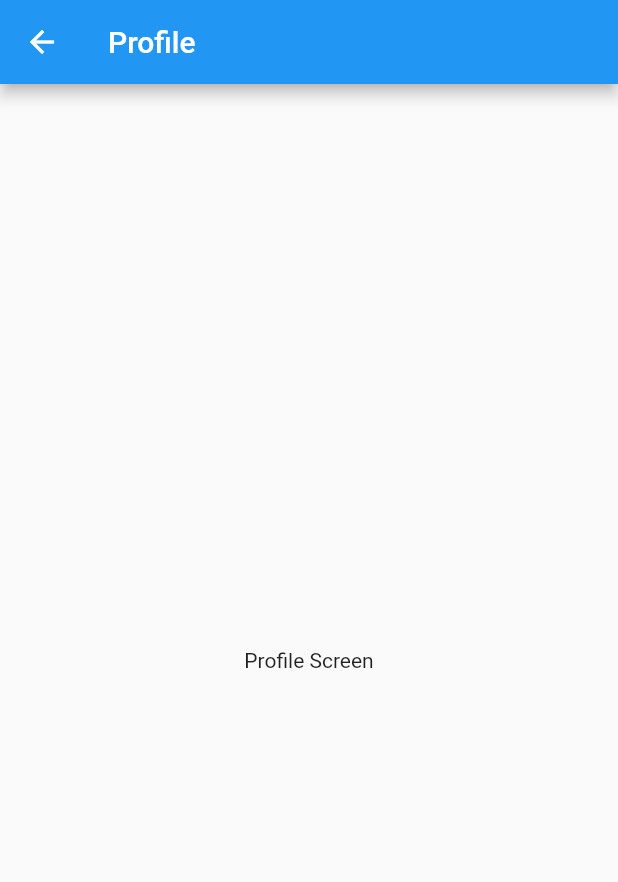
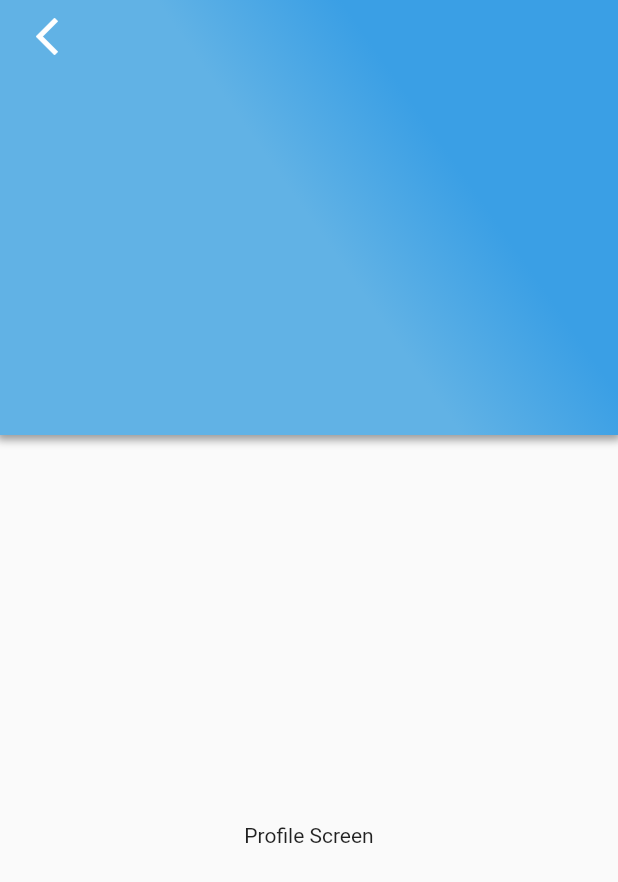
Before and after one commit to xlreon/gymBeam, a Flutter app: the ProfileScreen screen opened by its route, on a phone screen of 412 x 824 dp. Shown: the top 882 px of the screen. Run offline on Flutter 3.47's test engine with Material 2 defaults, Android fonts, the phone set to English and light mode, and no system bars.

Commit message:
Added profileBanner for profile screen and handled back button tap.

```diff
--- /dev/null
+++ b/lib/components/profileBanner.dart
@@ -0,0 +1,89 @@
+import 'package:flutter/material.dart';
+import '../components/resources/BannerColors.dart';
+
+class ProfileBanner extends StatefulWidget {
+  @override
+  ProfileBannerState createState() => new ProfileBannerState();
+}
+
+class ProfileBannerState extends State<ProfileBanner> {
+@override
+  Widget build(BuildContext context) {
+    final topPadding = MediaQuery
+        .of(context)
+        .padding
+        .top;
+
+    const headerHeight = 290.0;
+
+    return new Container(
+      height: headerHeight,
+      decoration: new BoxDecoration(
+        color: BannerColors.primaryColor,
+        boxShadow: <BoxShadow>[
+          new BoxShadow(spreadRadius: 2.0,
+              blurRadius: 4.0,
+              offset: new Offset(0.0, 1.0),
+              color: Colors.black38),
+        ],
+      ),
+      child: new Stack(
+        fit: StackFit.expand,
+        children: <Widget>[
+          // linear gradient
+          new Container(
+            height: headerHeight,
+            decoration: new BoxDecoration(
+              gradient: new LinearGradient(
+                  colors: <Color>[ //7928D1
+                    const Color.fromRGBO(58, 159, 229, 1.0), const Color.fromRGBO(97, 178, 229, 1.0)],
+                  stops: <double>[0.3, 0.5],
+                  begin: Alignment.topRight, end: Alignment.bottomLeft
+              ),
+            ),
+          ),
+          // radial gradient
+          new CustomPaint(
+            painter: new HeaderGradientPainter(),
+          ),
+          new Padding(
+            padding: new EdgeInsets.only(
+                top: topPadding, left: 15.0, right: 15.0, bottom: 20.0),
+            child: new Column(
+              mainAxisAlignment: MainAxisAlignment.start,
+              crossAxisAlignment: CrossAxisAlignment.start,
+              children: <Widget>[
+                _buildBellIcon(),
+              ],
+            ),
+          ),
+        ],
+      ),
+    );
+  }
+
+  /// Build the bell icon at the top right corner of the header
+  Widget _buildBellIcon() {
+    return new Row(
+      mainAxisAlignment: MainAxisAlignment.start,
+      crossAxisAlignment: CrossAxisAlignment.start,
+      children: <Widget>[
+        new IconButton(
+            icon: new Icon(
+              Icons.arrow_back_ios, color: Colors.white, size: 30.0,),
+            onPressed: () => Navigator.of(context).pop()),
+      ],
+    );
+  }
+}
+
+class HeaderGradientPainter extends CustomPainter {
+  @override
+  void paint(Canvas canvas, Size size) {
+    // TODO: paint background radial gradient
+  }
+
+  @override
+  bool shouldRepaint(CustomPainter oldDelegate) => false;
+
+}
--- a/lib/main.dart
+++ b/lib/main.dart
@@ -2,9 +2,6 @@ import 'package:flutter/material.dart';
 import 'package:flutter/foundation.dart';
 import 'screens/mainScreen.dart';
 import 'screens/profileScreen.dart';
-import 'screens/homeScreen.dart';
-import 'screens/searchScreen.dart';
-import 'screens/payScreen.dart';
 void main() => runApp(new GymBeam());
 
 class GymBeam extends StatelessWidget {
--- a/lib/screens/profileScreen.dart
+++ b/lib/screens/profileScreen.dart
@@ -1,20 +1,26 @@
 import 'package:flutter/material.dart';
-
+import '../components/ProfileBanner.dart';
 class ProfileScreen extends StatefulWidget {
   @override
   ProfileScreenState createState() => new ProfileScreenState();
 }
 
 class ProfileScreenState extends State<ProfileScreen> {
-  @override
+@override
   Widget build(BuildContext context) {
     return new Scaffold(
-        appBar: new AppBar(
-          title: new Text('Profile'),
-        ),
-        body: new Center(
-            child: new Text('Profile Screen')
+      body: new Container(
+        child: new Column(
+          children: <Widget>[
+            new ProfileBanner(),
+            new Flexible(
+              child: new Center(
+                child: new Text("Profile Screen"),
+              ),
+            )
+          ],
         )
+      ),
     );
   }
 }
```
